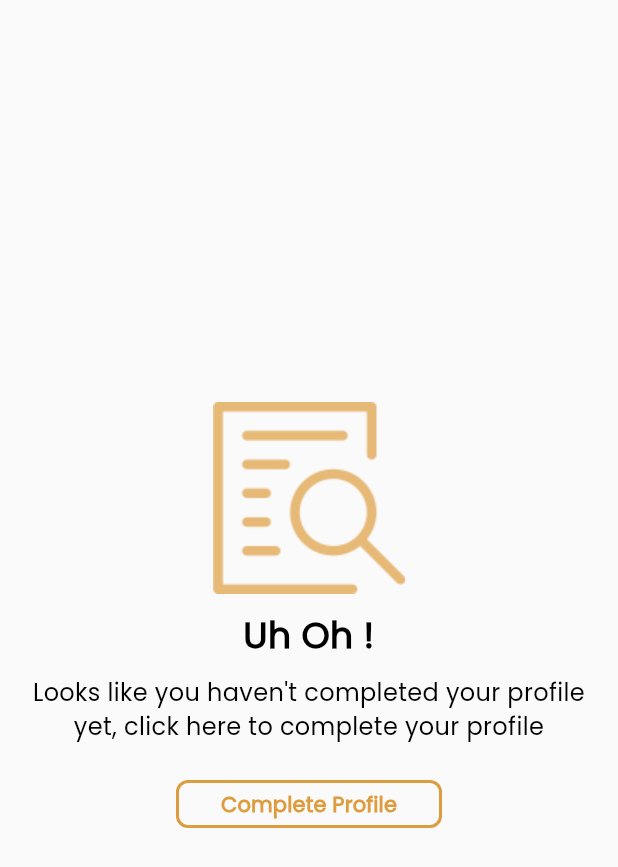
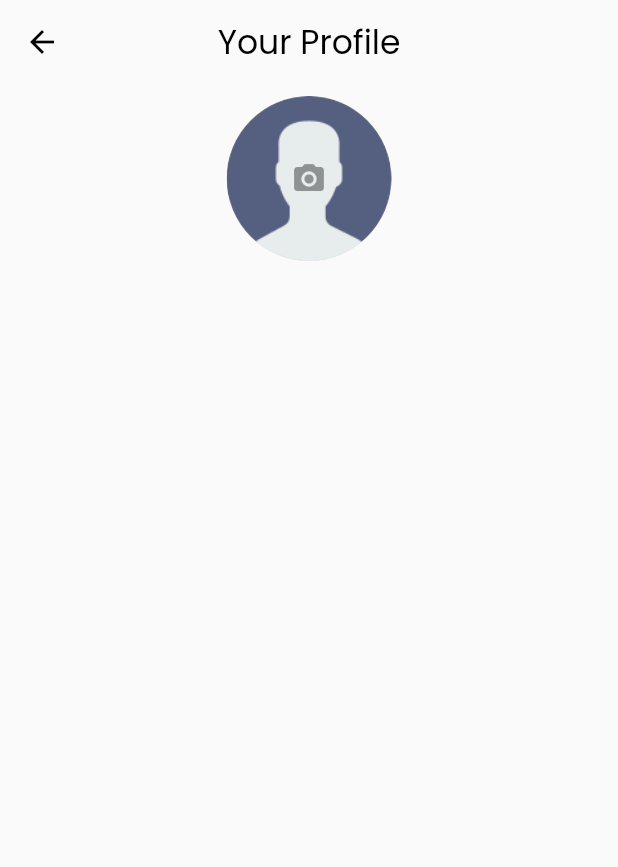
Before and after one commit to Versa-Morph/mobile-jakarta-smart, a Flutter app: the ProfilePageEmpty widget shown alone on an empty page, opened directly, after a tap on "Complete Profile", on a phone screen of 412 x 824 dp. Shown: the top 867 px of the screen. Run offline on Flutter 3.47's test engine with Material 3 defaults, Android fonts, the light colour scheme and no system bars; our stand-ins replace equatable, flutter_bloc, geocoding, geolocator, google_maps_flutter, image_picker and 3 more; missing offline and left inert: flutter_polyline_points, pulsator; accounts and stored records are empty.

Commit message:
update: added add profile page and added image picker

```diff
--- a/lib/core/routes.dart
+++ b/lib/core/routes.dart
@@ -1,5 +1,6 @@
 import 'package:flutter/material.dart';
 import 'package:smart_jakarta/views/home/home_page.dart';
+import 'package:smart_jakarta/views/home/profile/add_profile/add_profile_page.dart';
 import 'package:smart_jakarta/views/login/sign_in/sign_in_page.dart';
 import 'package:smart_jakarta/views/login/sign_up/sign_up_page.dart';
 import 'package:smart_jakarta/views/login/term_of_use.dart';
@@ -34,6 +35,10 @@ class AppRoutes {
         return MaterialPageRoute(
           builder: (context) => const HomePageProvider(),
         );
+      case '/add_profile':
+        return MaterialPageRoute(
+          builder: (context) => const AddProfilePage(),
+        );
       default:
         return MaterialPageRoute(
           builder: (context) => const MissingPage(),
--- a/lib/network/api.dart
+++ b/lib/network/api.dart
@@ -36,7 +36,6 @@ class Network {
           )) {
         this.token = token;
       } else {
-        // TODO:IMPLEMENT REFRESH TOKEN
         localStorage.remove(token);
       }
     } else {
--- /dev/null
+++ b/lib/views/home/profile/add_profile/add_profile_page.dart
@@ -0,0 +1,65 @@
+import 'dart:io';
+
+import 'package:flutter/material.dart';
+import 'package:image_picker/image_picker.dart';
+
+class AddProfilePage extends StatefulWidget {
+  const AddProfilePage({super.key});
+
+  @override
+  State<AddProfilePage> createState() => _AddProfilePageState();
+}
+
+class _AddProfilePageState extends State<AddProfilePage> {
+  XFile? _selectedImage;
+  @override
+  Widget build(BuildContext context) {
+    return Scaffold(
+      appBar: AppBar(
+        title: const Text('Your Profile'),
+        centerTitle: true,
+      ),
+      body: SingleChildScrollView(
+        child: Padding(
+          padding: const EdgeInsets.symmetric(horizontal: 25, vertical: 8),
+          child: Column(
+            children: [
+              Center(
+                child: GestureDetector(
+                  onTap: () {
+                    _pickImageFromGallery();
+                  },
+                  child: CircleAvatar(
+                    radius: 55,
+                    foregroundImage: _selectedImage != null
+                        ? FileImage(File(_selectedImage!.path))
+                        : null,
+                    backgroundImage: const AssetImage(
+                      'assets/images/profile_img_placeholder.png',
+                    ),
+                    backgroundColor: Colors.black12,
+                    child: _selectedImage != null
+                        ? null
+                        : const Icon(
+                            Icons.camera_alt,
+                            color: Colors.black38,
+                          ),
+                  ),
+                ),
+              )
+            ],
+          ),
+        ),
+      ),
+    );
+  }
+
+  Future<void> _pickImageFromGallery() async {
+    final selectedImage =
+        await ImagePicker().pickImage(source: ImageSource.camera);
+
+    setState(() {
+      _selectedImage = selectedImage;
+    });
+  }
+}
--- a/lib/views/home/profile/view_states/profile_page_empty.dart
+++ b/lib/views/home/profile/view_states/profile_page_empty.dart
@@ -42,7 +42,7 @@ class ProfilePageEmpty extends StatelessWidget {
           CustomProfileButton(
             btnText: 'Complete Profile',
             onTap: () {
-              // TODO: IMPLEMENT ONTAP
+              Navigator.pushNamed(context, '/add_profile');
             },
           ),
         ],
--- a/pubspec.yaml
+++ b/pubspec.yaml
@@ -38,6 +38,7 @@ dependencies:
   geocoding: ^3.0.0
   shimmer: ^3.0.0
   sliding_up_panel: ^2.0.0+1
+  image_picker: ^1.1.2
 
 dev_dependencies:
   flutter_test:
```
Also changed, not shown: assets/images/profile_img_placeholder.png (added), pubspec.lock, 5 other files.
